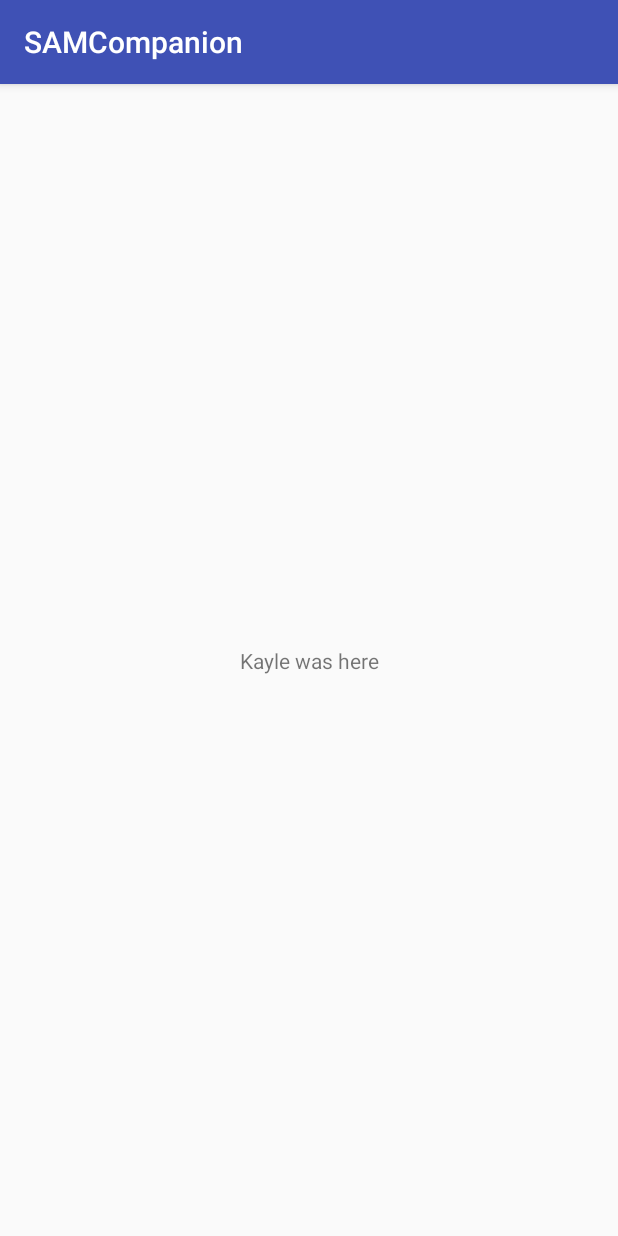
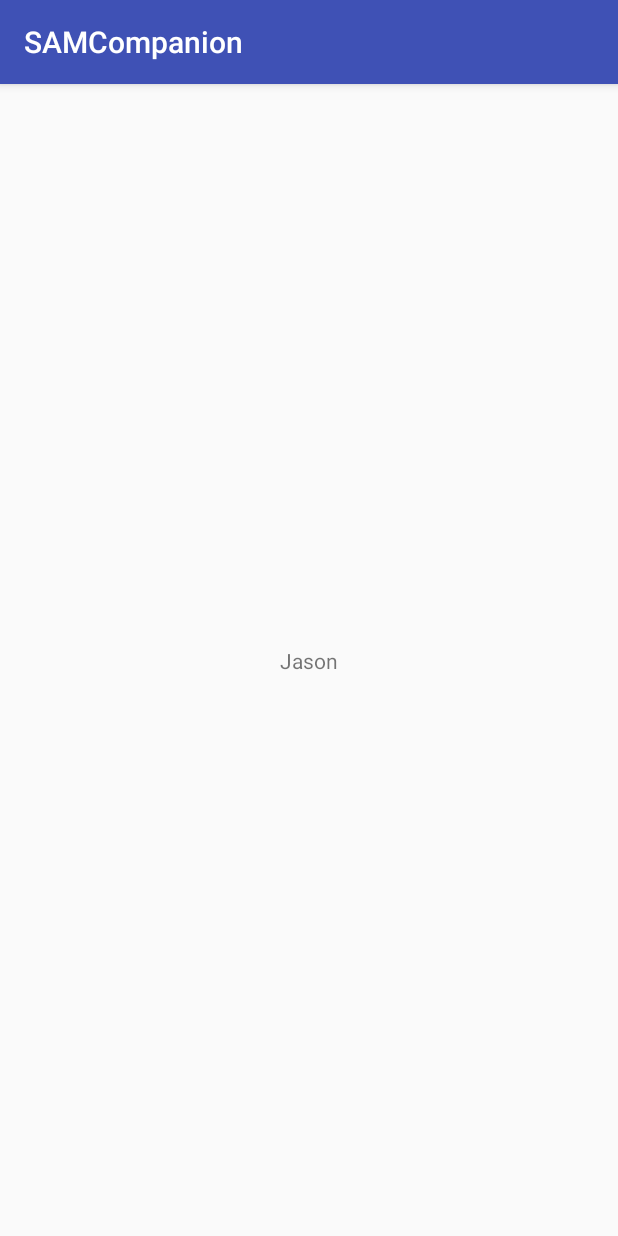
Before and after one commit to JasonDeichmann/SAMCompanion, an Android app: the screen it shows after launch (MainActivity), on a phone screen of 412 x 824 dp. Run offline under Robolectric (Android 15) with nearby library versions, the phone set to English and light mode, and no system bars.

Commit message:
Fourth commit

```diff
--- a/app/src/main/res/layout/activity_main.xml
+++ b/app/src/main/res/layout/activity_main.xml
@@ -9,7 +9,7 @@
     <TextView
         android:layout_width="wrap_content"
         android:layout_height="wrap_content"
-        android:text="Kayle was here"
+        android:text="Jason"
         app:layout_constraintBottom_toBottomOf="parent"
         app:layout_constraintLeft_toLeftOf="parent"
         app:layout_constraintRight_toRightOf="parent"
```
